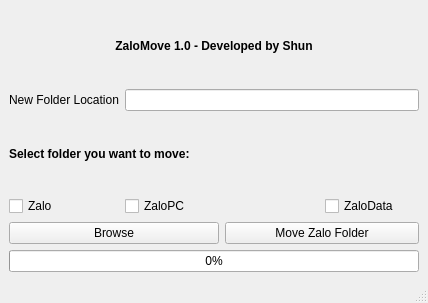
Old version of the form ui/mainwindow.ui in the repository minhynguyen2464/Zalo-Mover.
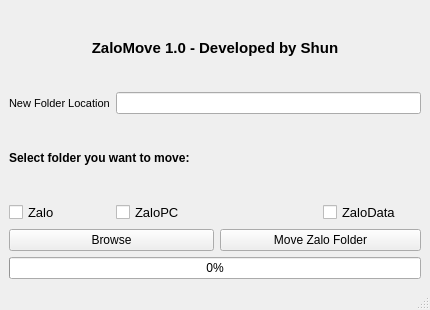
New version of the form.

What changed in the file:
```diff
--- a/ui/mainwindow.ui
+++ b/ui/mainwindow.ui
@@ -6,14 +6,14 @@
    <rect>
     <x>0</x>
     <y>0</y>
-    <width>428</width>
-    <height>303</height>
+    <width>430</width>
+    <height>310</height>
    </rect>
   </property>
   <property name="minimumSize">
    <size>
-    <width>428</width>
-    <height>303</height>
+    <width>430</width>
+    <height>310</height>
    </size>
   </property>
   <property name="windowTitle">
@@ -25,6 +25,7 @@
      <widget class="QLabel" name="label_2">
       <property name="font">
        <font>
+        <pointsize>11</pointsize>
         <weight>75</weight>
         <bold>true</bold>
        </font>
@@ -40,21 +41,13 @@
       </property>
      </widget>
     </item>
-    <item row="3" column="3">
-     <widget class="QCheckBox" name="checkZaloData">
-      <property name="minimumSize">
-       <size>
-        <width>66</width>
-        <height>0</height>
-       </size>
-      </property>
-      <property name="text">
-       <string>ZaloData</string>
-      </property>
-     </widget>
-    </item>
     <item row="1" column="0">
      <widget class="QLabel" name="label">
+      <property name="font">
+       <font>
+        <pointsize>8</pointsize>
+       </font>
+      </property>
       <property name="text">
        <string>New Folder Location</string>
       </property>
@@ -88,6 +81,7 @@
      <widget class="QLabel" name="label_3">
       <property name="font">
        <font>
+        <pointsize>9</pointsize>
         <weight>75</weight>
         <bold>true</bold>
        </font>
@@ -108,11 +102,34 @@
         <height>0</height>
        </size>
       </property>
+      <property name="font">
+       <font>
+        <pointsize>10</pointsize>
+       </font>
+      </property>
       <property name="text">
        <string>Zalo</string>
       </property>
      </widget>
     </item>
+    <item row="3" column="3">
+     <widget class="QCheckBox" name="checkZaloData">
+      <property name="minimumSize">
+       <size>
+        <width>66</width>
+        <height>0</height>
+       </size>
+      </property>
+      <property name="font">
+       <font>
+        <pointsize>10</pointsize>
+       </font>
+      </property>
+      <property name="text">
+       <string>ZaloData</string>
+      </property>
+     </widget>
+    </item>
     <item row="3" column="1" colspan="2">
      <widget class="QCheckBox" name="checkZaloPC">
       <property name="minimumSize">
@@ -121,6 +138,11 @@
         <height>0</height>
        </size>
       </property>
+      <property name="font">
+       <font>
+        <pointsize>10</pointsize>
+       </font>
+      </property>
       <property name="text">
        <string>ZaloPC</string>
       </property>
@@ -133,7 +155,7 @@
     <rect>
      <x>0</x>
      <y>0</y>
-     <width>428</width>
+     <width>430</width>
      <height>21</height>
     </rect>
    </property>
```
